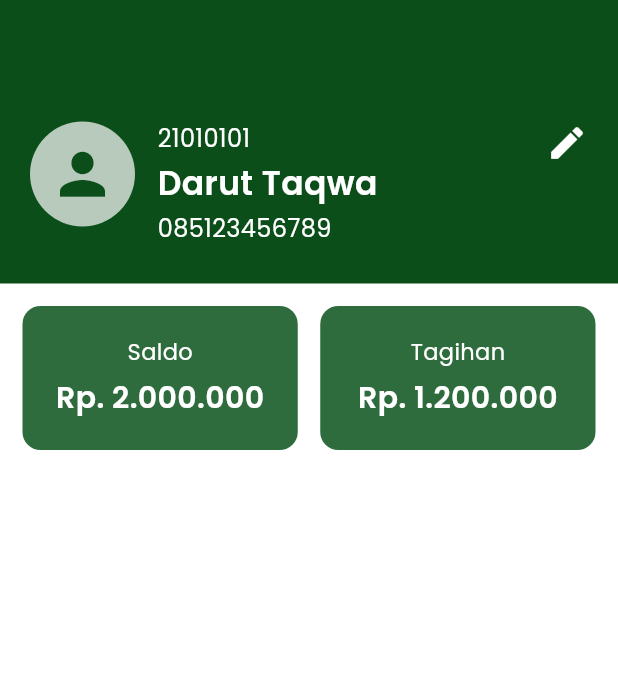
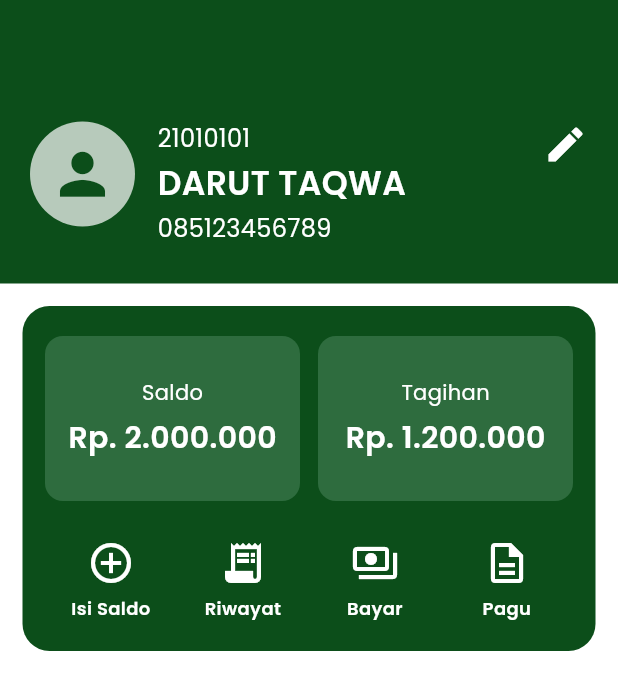
Before and after one commit to danavaaa/ngalah_mobile, a Flutter app: the SisdaDashboardScreen screen opened directly, on a phone screen of 412 x 824 dp. Shown: the top 690 px of the screen. Run offline on Flutter 3.47's test engine with Material 3 defaults, Android fonts, the phone set to English and light mode, and no system bars; our stand-ins replace another_flushbar, dio, flutter_svg, shared_preferences; accounts and stored records are empty.

Commit message:
menu 4 fitur

```diff
--- a/lib/ui/screens/sisda_dashboard_screen.dart
+++ b/lib/ui/screens/sisda_dashboard_screen.dart
@@ -1,40 +1,43 @@
 import 'package:flutter/material.dart';
 
+const Color kGreen = Color(0xFF0C4E1A);
+const Color kCardGreen = Color(0xFF2E6C3E);
+
 class SisdaDashboardScreen extends StatelessWidget {
-  const SisdaDashboardScreen({Key? key}) : super(key: key);
+  const SisdaDashboardScreen({super.key});
 
   @override
   Widget build(BuildContext context) {
-    const green = Color(0xFF0C4E1A);
-
     return Scaffold(
       backgroundColor: Colors.white,
 
-      // AppBar
       appBar: AppBar(
-        backgroundColor: green,
+        backgroundColor: kGreen,
         elevation: 0,
         foregroundColor: Colors.white,
       ),
-
-      body: Column(
+      body: SingleChildScrollView(
+        child: Column(
           children: [
-          //   HEADER
+            // HEADER
             Container(
               width: double.infinity,
               padding: const EdgeInsets.symmetric(horizontal: 20, vertical: 25),
-            color: green,
+              color: kGreen,
               child: Row(
                 crossAxisAlignment: CrossAxisAlignment.start,
                 children: [
-                const CircleAvatar(
+                  // FOTO PROFIL
+                  CircleAvatar(
                     radius: 35,
                     backgroundColor: Colors.white70,
-                  child: Icon(Icons.person, size: 45, color: green),
+                    child: Icon(Icons.person, size: 45, color: kGreen),
                   ),
                   const SizedBox(width: 15),
 
-                Column(
+                  // DATA SISWA
+                  Expanded(
+                    child: Column(
                       crossAxisAlignment: CrossAxisAlignment.start,
                       children: const [
                         Text(
@@ -43,7 +46,9 @@
                         ),
                         SizedBox(height: 3),
                         Text(
-                      "Darut Taqwa",
+                          "DARUT TAQWA",
+                          maxLines: 1,
+                          overflow: TextOverflow.ellipsis,
                           style: TextStyle(
                             color: Colors.white,
                             fontSize: 22,
@@ -57,30 +62,42 @@
                         ),
                       ],
                     ),
+                  ),
 
-                const Spacer(),
-                const Icon(Icons.edit, color: Colors.white, size: 28),
+                  const SizedBox(width: 8),
+
+                  // ICON EDIT PROFIL
+                  const Icon(Icons.edit, color: Colors.white, size: 30),
                 ],
               ),
             ),
-
-          // CARD SALDO & TAGIHAN
+            // CARD UTAMA
+            Container(
+              width: double.infinity,
+              margin: const EdgeInsets.fromLTRB(15, 15, 15, 10),
+              padding: const EdgeInsets.symmetric(vertical: 20, horizontal: 15),
+              decoration: BoxDecoration(
+                color: kGreen,
+                borderRadius: BorderRadius.circular(18),
+              ),
+              child: Column(
+                children: [
+                  // SALDO & TAGIHAN
                   Row(
                     children: [
-              // SALDO
                       Expanded(
                         child: Container(
-                  margin: const EdgeInsets.only(top: 15, left: 15, right: 7.5),
-                  padding: const EdgeInsets.symmetric(vertical: 20),
+                          height: 110,
                           decoration: BoxDecoration(
-                    color: const Color(0xFF2E6C3E),
+                            color: kCardGreen,
                             borderRadius: BorderRadius.circular(12),
                           ),
                           child: Column(
+                            mainAxisAlignment: MainAxisAlignment.center,
                             children: const [
                               Text(
                                 "Saldo",
-                        style: TextStyle(color: Colors.white, fontSize: 15),
+                                style: TextStyle(color: Colors.white),
                               ),
                               SizedBox(height: 6),
                               Text(
@@ -95,21 +112,20 @@
                           ),
                         ),
                       ),
-
-              // TAGIHAN
+                      const SizedBox(width: 12),
                       Expanded(
                         child: Container(
-                  margin: const EdgeInsets.only(top: 15, right: 15, left: 7.5),
-                  padding: const EdgeInsets.symmetric(vertical: 20),
+                          height: 110,
                           decoration: BoxDecoration(
-                    color: const Color(0xFF2E6C3E),
+                            color: kCardGreen,
                             borderRadius: BorderRadius.circular(12),
                           ),
                           child: Column(
+                            mainAxisAlignment: MainAxisAlignment.center,
                             children: const [
                               Text(
                                 "Tagihan",
-                        style: TextStyle(color: Colors.white, fontSize: 15),
+                                style: TextStyle(color: Colors.white),
                               ),
                               SizedBox(height: 6),
                               Text(
@@ -127,9 +143,51 @@
                     ],
                   ),
 
-          const SizedBox(height: 20),
+                  const SizedBox(height: 25),
+
+                  // 4 FITUR
+                  Row(
+                    mainAxisAlignment: MainAxisAlignment.spaceBetween,
+                    children: [
+                      Expanded(
+                        child: _menuItem(Icons.add_circle_outline, "Isi Saldo"),
+                      ),
+                      Expanded(child: _menuItem(Icons.receipt_long, "Riwayat")),
+                      Expanded(
+                        child: _menuItem(Icons.payments_outlined, "Bayar"),
+                      ),
+                      Expanded(
+                        child: _menuItem(Icons.description_outlined, "Pagu"),
+                      ),
                     ],
+                  ),
+                ],
+              ),
+            ),
+          ],
+        ),
       ),
     );
   }
+
+  // WIDGET MENU ITEM
+  Widget _menuItem(IconData icon, String label) {
+    return Column(
+      mainAxisSize: MainAxisSize.min,
+      mainAxisAlignment: MainAxisAlignment.center,
+      children: [
+        Icon(icon, size: 32, color: Colors.white),
+        const SizedBox(height: 6),
+        Text(
+          label,
+          style: const TextStyle(
+            color: Colors.white,
+            fontWeight: FontWeight.w600,
+            fontSize: 12,
+          ),
+          textAlign: TextAlign.center,
+        ),
+      ],
+    );
   }
+}
```
Lines whose indentation alone changed are shown as unchanged.
